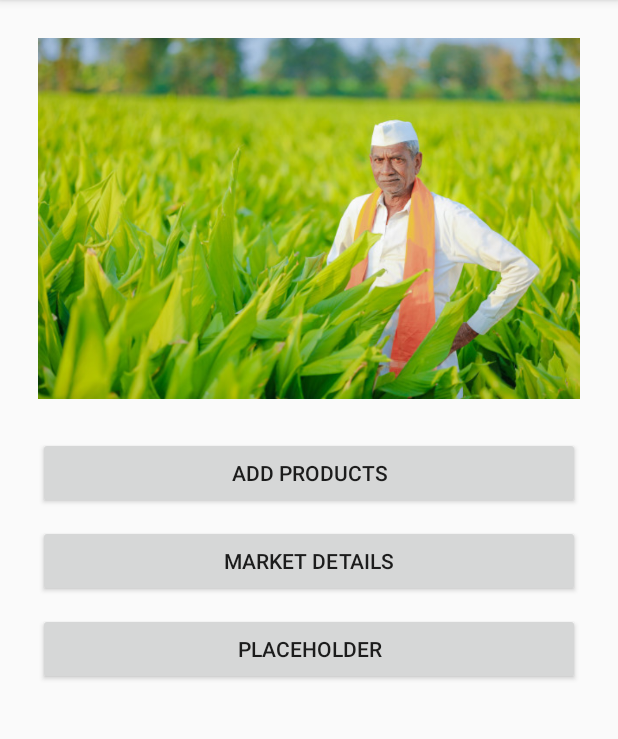
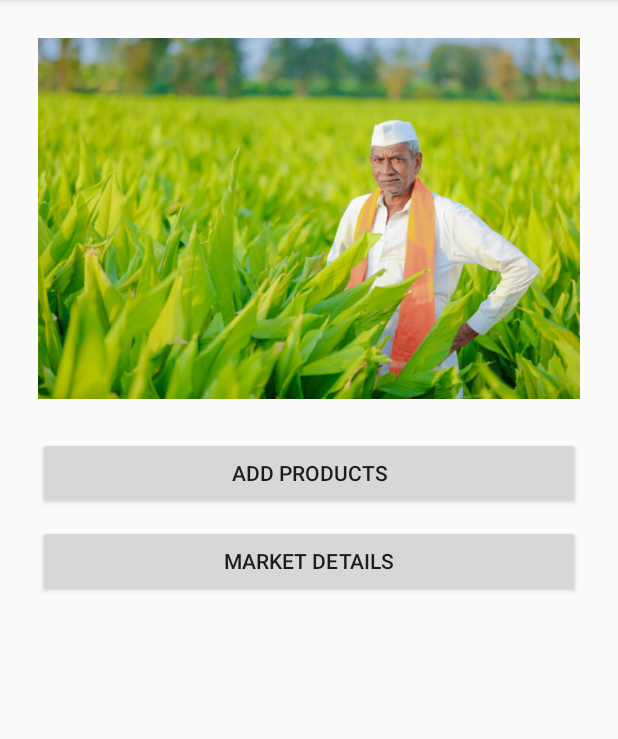
Before and after one commit to komalsupekar/KisanMarket, an Android app: the dashboard screen opened directly, with no data from a screen before it, on a phone screen of 412 x 824 dp, the part 84-823 px from its top. Run offline under Robolectric (Android 15) with nearby library versions, the phone set to English and light mode, and no system bars.

```diff
--- a/app/src/main/AndroidManifest.xml
+++ b/app/src/main/AndroidManifest.xml
@@ -7,7 +7,7 @@
 
     <application
         android:allowBackup="true"
-        android:icon="@mipmap/ic_launcher"
+        android:icon="@drawable/logo"
         android:label="@string/app_name"
         android:roundIcon="@mipmap/ic_launcher_round"
         android:supportsRtl="true"
--- a/app/src/main/res/layout/activity_dashboard.xml
+++ b/app/src/main/res/layout/activity_dashboard.xml
@@ -44,12 +44,6 @@
                 android:text="market details"/>
 
 
-            <Button
-                android:layout_width="match_parent"
-                android:layout_height="wrap_content"
-                android:id="@+id/p1"
-                style="@style/kbutton"
-                android:text="@string/placeholder"/>
 
         </LinearLayout>
     </ScrollView>
```
Also changed, not shown: app/src/main/res/drawable/logo.png (added).
